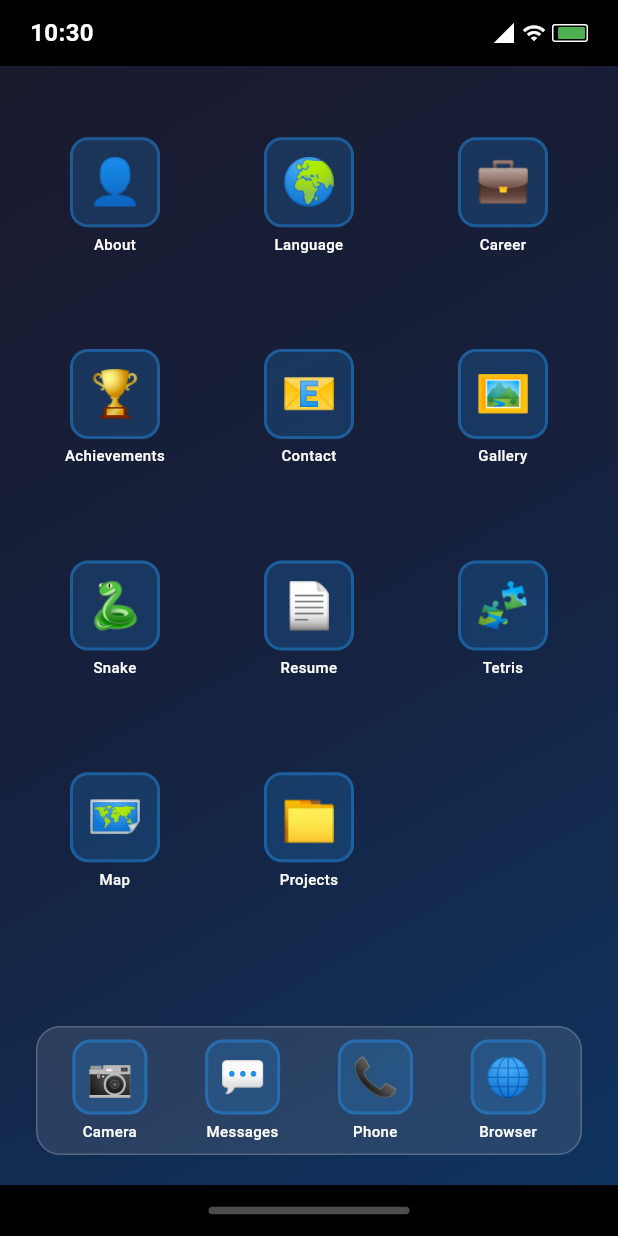
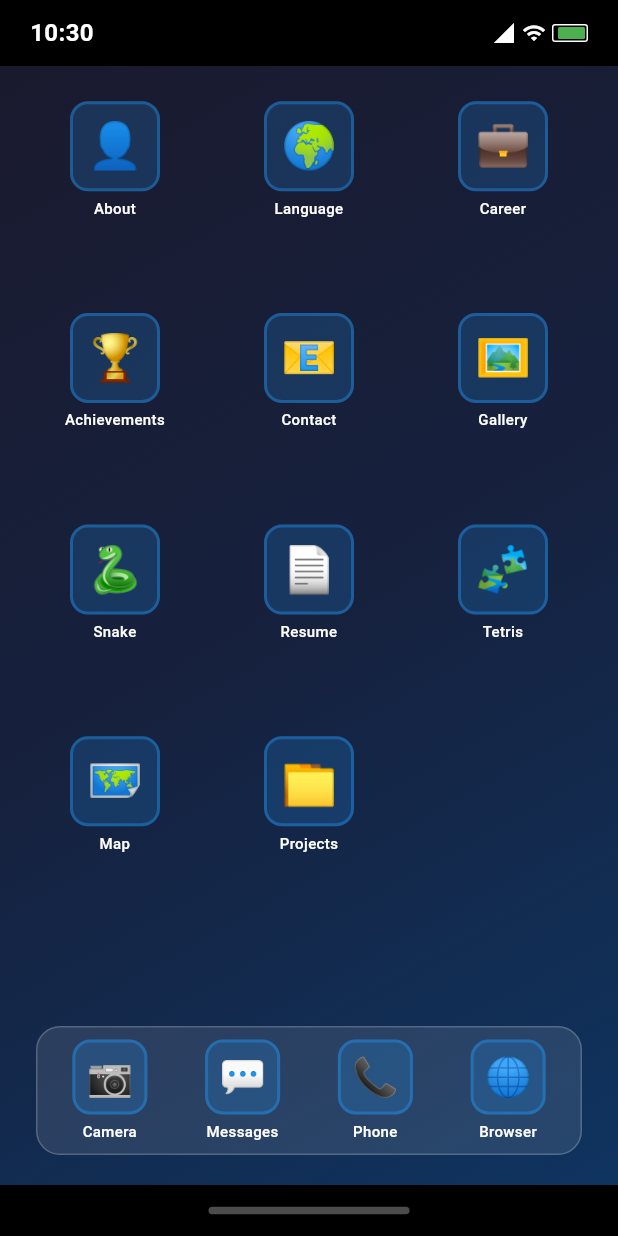
Before and after one commit to Ozdemiroguz/portfolio, a Flutter app: the screen it shows after launch, on a phone screen of 412 x 824 dp. Run offline on Flutter 3.47's test engine with Material 3 defaults, Android fonts, the light colour scheme and no system bars; our stand-ins replace carousel_slider, easy_localization, equatable, flutter_bloc, flutter_map, get_it and 1 more; missing offline and left inert: dart:html, dart:ui_web.

Commit message:
Update home app grid widget

```diff
--- a/lib/presentation/home/widgets/home_app_grid_widget.dart
+++ b/lib/presentation/home/widgets/home_app_grid_widget.dart
@@ -49,11 +49,12 @@ class HomeAppGridWidget extends StatelessWidget {
 
         // Calculate how many columns fit
         final availableWidth = constraints.maxWidth - (padding * 2);
-        final calculatedColumns = ((availableWidth + spacing) / (iconWidth + spacing)).floor();
+        final calculatedColumns =
+            ((availableWidth + spacing) / (iconWidth + spacing)).floor();
         final crossAxisCount = calculatedColumns.clamp(minColumns, 4);
 
         return Padding(
-          padding: const EdgeInsets.all(AppSizes.paddingLg),
+          padding: const EdgeInsets.symmetric(horizontal: AppSizes.paddingLg),
           child: GridView.builder(
             physics: const AlwaysScrollableScrollPhysics(),
             gridDelegate: SliverGridDelegateWithFixedCrossAxisCount(
@@ -68,7 +69,8 @@ class HomeAppGridWidget extends StatelessWidget {
               return Center(
                 child: SizedBox(
                   width: iconWidth,
-                  child: item.isApp
+                  child:
+                      item.isApp
                           ? AppIconWidget(
                             app: item.app!,
                             onTap: () => onAppTap(item.app!),
```
Lines whose indentation alone changed are shown as unchanged.
